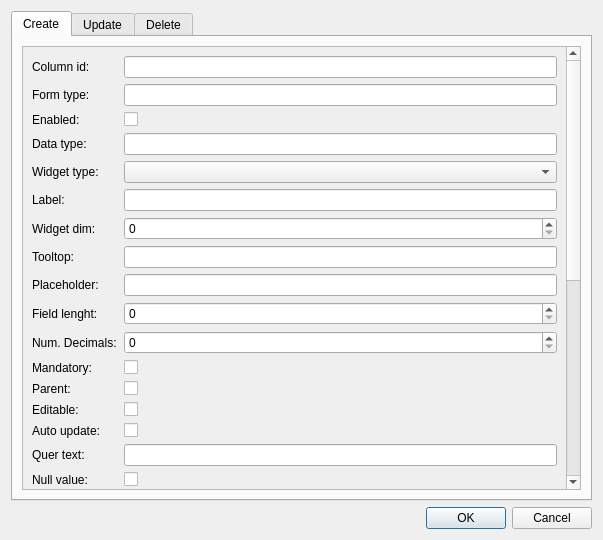
Before: the Qt Designer form ui/manage_addfields.ui in Giswater/giswater_qgis_plugin, drawn with Qt 5.
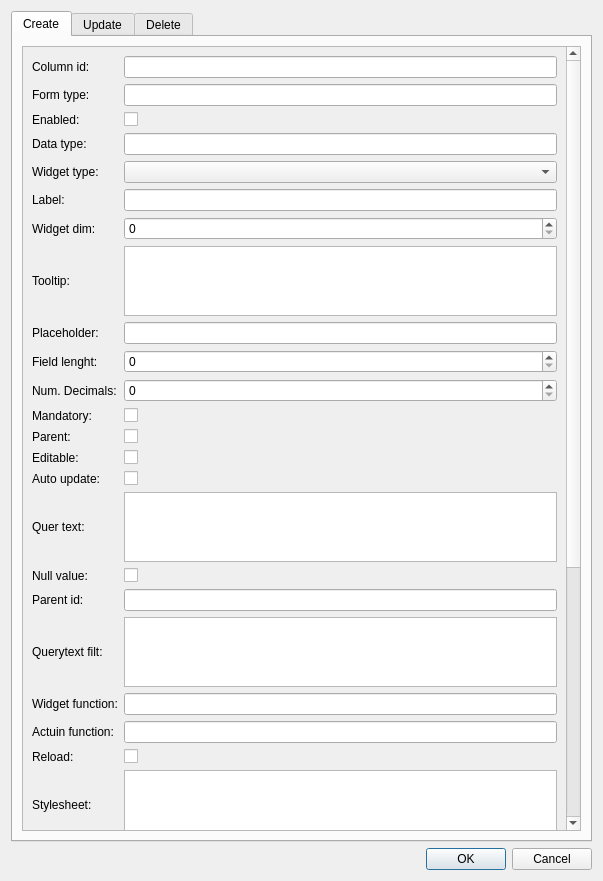
After: the same form once the commit is applied. The open tabs and pages were chosen to show the change.

Commit message: WIP import/export ui and add feature

```diff
--- a/ui/manage_addfields.ui
+++ b/ui/manage_addfields.ui
@@ -1,13 +1,13 @@
 <?xml version="1.0" encoding="UTF-8"?>
 <ui version="4.0">
- <class>main</class>
- <widget class="QDialog" name="main">
+ <class>tooltip</class>
+ <widget class="QDialog" name="tooltip">
   <property name="geometry">
    <rect>
     <x>0</x>
     <y>0</y>
     <width>603</width>
-    <height>540</height>
+    <height>881</height>
    </rect>
   </property>
   <property name="windowTitle">
@@ -48,7 +48,7 @@
    <item row="0" column="0">
     <widget class="QTabWidget" name="tab_add_fields">
      <property name="currentIndex">
-      <number>1</number>
+      <number>0</number>
      </property>
      <widget class="QWidget" name="Create">
       <attribute name="title">
@@ -64,276 +64,279 @@
           <property name="geometry">
            <rect>
             <x>0</x>
-            <y>-323</y>
+            <y>0</y>
             <width>542</width>
-            <height>768</height>
+            <height>1125</height>
            </rect>
           </property>
           <layout class="QGridLayout" name="gridLayout_9">
-           <item row="1" column="1">
-            <widget class="QLineEdit" name="column_id"/>
-           </item>
-           <item row="16" column="1">
+           <item row="17" column="1">
             <widget class="QCheckBox" name="isautoupdate">
              <property name="text">
               <string/>
              </property>
             </widget>
            </item>
-           <item row="6" column="1">
-            <widget class="QComboBox" name="widgettype"/>
-           </item>
-           <item row="13" column="0">
-            <widget class="QLabel" name="lbl_59">
-             <property name="text">
-              <string>Mandatory:</string>
-             </property>
-            </widget>
-           </item>
-           <item row="15" column="0">
-            <widget class="QLabel" name="lbl_56">
-             <property name="text">
-              <string>Editable:</string>
-             </property>
-            </widget>
-           </item>
-           <item row="8" column="1">
-            <widget class="QSpinBox" name="widgetdim"/>
-           </item>
-           <item row="11" column="0">
-            <widget class="QLabel" name="lbl_60">
-             <property name="text">
-              <string>Field lenght:</string>
-             </property>
-            </widget>
-           </item>
-           <item row="10" column="1">
-            <widget class="QLineEdit" name="placeholder"/>
-           </item>
-           <item row="11" column="1">
+           <item row="12" column="1">
             <widget class="QSpinBox" name="field_length"/>
            </item>
-           <item row="20" column="1">
-            <widget class="QLineEdit" name="dv_querytext_filterc"/>
-           </item>
            <item row="2" column="1">
             <widget class="QLineEdit" name="formtype"/>
            </item>
-           <item row="8" column="0">
-            <widget class="QLabel" name="lbl_61">
-             <property name="text">
-              <string>Widget dim:</string>
-             </property>
-            </widget>
-           </item>
            <item row="4" column="1">
             <widget class="QLineEdit" name="datatype"/>
            </item>
-           <item row="23" column="1">
+           <item row="26" column="1">
             <widget class="QLineEdit" name="action_function"/>
            </item>
-           <item row="24" column="0">
+           <item row="16" column="0">
+            <widget class="QLabel" name="lbl_56">
+             <property name="text">
+              <string>Editable:</string>
+             </property>
+            </widget>
+           </item>
+           <item row="27" column="0">
             <widget class="QLabel" name="lbl_75">
              <property name="text">
               <string>Reload:</string>
              </property>
             </widget>
            </item>
-           <item row="26" column="0">
-            <widget class="QLabel" name="lbl_77">
+           <item row="12" column="0">
+            <widget class="QLabel" name="lbl_60">
              <property name="text">
-              <string>Not update:</string>
+              <string>Field lenght:</string>
              </property>
             </widget>
            </item>
-           <item row="21" column="1">
-            <widget class="QLineEdit" name="widgetfunction"/>
+           <item row="8" column="0">
+            <widget class="QLabel" name="lbl_61">
+             <property name="text">
+              <string>Widget dim:</string>
+             </property>
+            </widget>
            </item>
-           <item row="4" column="0">
-            <widget class="QLabel" name="lbl_73">
+           <item row="14" column="0">
+            <widget class="QLabel" name="lbl_59">
              <property name="text">
-              <string>Data type:</string>
+              <string>Mandatory:</string>
              </property>
             </widget>
            </item>
-           <item row="29" column="0">
+           <item row="11" column="1">
+            <widget class="QLineEdit" name="placeholder"/>
+           </item>
+           <item row="1" column="1">
+            <widget class="QLineEdit" name="column_id"/>
+           </item>
+           <item row="8" column="1">
+            <widget class="QSpinBox" name="widgetdim"/>
+           </item>
+           <item row="6" column="1">
+            <widget class="QComboBox" name="widgettype"/>
+           </item>
+           <item row="35" column="0">
             <widget class="QLabel" name="lbl_80">
              <property name="text">
               <string>Editability:</string>
              </property>
             </widget>
            </item>
-           <item row="18" column="1">
-            <widget class="QCheckBox" name="dv_isnullvalue">
+           <item row="24" column="1">
+            <widget class="QLineEdit" name="widgetfunction"/>
+           </item>
+           <item row="6" column="0">
+            <widget class="QLabel" name="lbl_71">
              <property name="text">
+              <string>Widget type:</string>
+             </property>
+            </widget>
+           </item>
+           <item row="15" column="1">
+            <widget class="QCheckBox" name="isparent">
+             <property name="text">
               <string/>
              </property>
             </widget>
            </item>
-           <item row="12" column="1">
-            <widget class="QSpinBox" name="spinBox"/>
+           <item row="16" column="1">
+            <widget class="QCheckBox" name="iseditable">
+             <property name="text">
+              <string/>
+             </property>
+            </widget>
            </item>
-           <item row="28" column="0">
-            <widget class="QLabel" name="lbl_79">
+           <item row="30" column="0">
+            <widget class="QLabel" name="lbl_77">
              <property name="text">
-              <string>List filter param:</string>
+              <string>Not update:</string>
+             </property>
+            </widget>
+           </item>
+           <item row="11" column="0">
+            <widget class="QLabel" name="lbl_57">
+             <property name="text">
+              <string>Placeholder:</string>
+             </property>
+            </widget>
+           </item>
+           <item row="7" column="0">
+            <widget class="QLabel" name="lbl_72">
+             <property name="text">
+              <string>Label:</string>
+             </property>
+            </widget>
+           </item>
+           <item row="13" column="0">
+            <widget class="QLabel" name="lbl_58">
+             <property name="text">
+              <string>Num. Decimals:</string>
              </property>
             </widget>
            </item>
            <item row="21" column="0">
+            <widget class="QLabel" name="lbl_68">
+             <property name="text">
+              <string>Parent id:</string>
+             </property>
+            </widget>
+           </item>
+           <item row="3" column="0">
+            <widget class="QLabel" name="lbl_74">
+             <property name="text">
+              <string>Enabled:</string>
+             </property>
+            </widget>
+           </item>
+           <item row="22" column="0">
+            <widget class="QLabel" name="lbl_64">
+             <property name="text">
+              <string>Querytext filt:</string>
+             </property>
+            </widget>
+           </item>
+           <item row="27" column="1">
+            <widget class="QCheckBox" name="isreload">
+             <property name="text">
+              <string/>
+             </property>
+            </widget>
+           </item>
+           <item row="24" column="0">
             <widget class="QLabel" name="lbl_67">
              <property name="text">
               <string>Widget function:</string>
              </property>
             </widget>
            </item>
-           <item row="26" column="1">
+           <item row="30" column="1">
             <widget class="QCheckBox" name="isnotupdate">
              <property name="text">
               <string/>
              </property>
             </widget>
            </item>
-           <item row="19" column="0">
-            <widget class="QLabel" name="lbl_68">
-             <property name="text">
-              <string>Parent id:</string>
-             </property>
-            </widget>
-           </item>
-           <item row="16" column="0">
+           <item row="17" column="0">
             <widget class="QLabel" name="lbl_63">
              <property name="text">
               <string>Auto update:</string>
              </property>
             </widget>
            </item>
-           <item row="27" column="0">
+           <item row="33" column="0">
+            <widget class="QLabel" name="lbl_79">
+             <property name="text">
+              <string>List filter param:</string>
+             </property>
+            </widget>
+           </item>
+           <item row="15" column="0">
+            <widget class="QLabel" name="lbl_62">
+             <property name="text">
+              <string>Parent:</string>
+             </property>
+            </widget>
+           </item>
+           <item row="4" column="0">
+            <widget class="QLabel" name="lbl_73">
+             <property name="text">
+              <string>Data type:</string>
+             </property>
+            </widget>
+           </item>
+           <item row="18" column="0">
+            <widget class="QLabel" name="lbl_65">
+             <property name="text">
+              <string>Quer text:</string>
+             </property>
+            </widget>
+           </item>
+           <item row="21" column="1">
+            <widget class="QLineEdit" name="dv_parent_id"/>
+           </item>
+           <item row="31" column="0">
             <widget class="QLabel" name="lbl_76">
              <property name="text">
               <string>Typeahead:</string>
              </property>
             </widget>
            </item>
+           <item row="13" column="1">
+            <widget class="QSpinBox" name="spinBox"/>
+           </item>
            <item row="7" column="1">
             <widget class="QLineEdit" name="label"/>
            </item>
-           <item row="12" column="0">
-            <widget class="QLabel" name="lbl_58">
+           <item row="28" column="0">
+            <widget class="QLabel" name="lbl_78">
              <property name="text">
-              <string>Num. Decimals:</string>
-             </property>
-            </widget>
-           </item>
-           <item row="14" column="0">
-            <widget class="QLabel" name="lbl_62">
-             <property name="text">
-              <string>Parent:</string>
-             </property>
-            </widget>
-           </item>
-           <item row="10" column="0">
-            <widget class="QLabel" name="lbl_57">
-             <property name="text">
-              <string>Placeholder:</string>
+              <string>Stylesheet:</string>
              </property>
             </widget>
            </item>
            <item row="9" column="0">
             <widget class="QLabel" name="lbl_55">
              <property name="text">
-              <string>Tooltop:</string>
+              <string>Tooltip:</string>
              </property>
             </widget>
            </item>
-           <item row="17" column="0">
-            <widget class="QLabel" name="lbl_65">
+           <item row="20" column="1">
+            <widget class="QCheckBox" name="dv_isnullvalue">
              <property name="text">
-              <string>Quer text:</string>
+              <string/>
              </property>
             </widget>
            </item>
-           <item row="9" column="1">
-            <widget class="QLineEdit" name="tooltip"/>
-           </item>
-           <item row="27" column="1">
-            <widget class="QLineEdit" name="typeahead"/>
-           </item>
-           <item row="13" column="1">
+           <item row="14" column="1">
             <widget class="QCheckBox" name="ismandatory">
              <property name="text">
               <string/>
              </property>
             </widget>
            </item>
-           <item row="17" column="1">
-            <widget class="QLineEdit" name="dv_querytext"/>
-           </item>
-           <item row="25" column="0">
-            <widget class="QLabel" name="lbl_78">
+           <item row="2" column="0">
+            <widget class="QLabel" name="lbl_70">
              <property name="text">
-              <string>Style sheet:</string>
+              <string>Form type:</string>
              </property>
             </widget>
            </item>
-           <item row="6" column="0">
-            <widget class="QLabel" name="lbl_71">
+           <item row="26" column="0">
+            <widget class="QLabel" name="lbl_66">
              <property name="text">
-              <string>Widget type:</string>
-             </property>
-            </widget>
-           </item>
-           <item row="24" column="1">
-            <widget class="QCheckBox" name="isreload">
-             <property name="text">
-              <string/>
-             </property>
-            </widget>
-           </item>
-           <item row="3" column="0">
-            <widget class="QLabel" name="lbl_74">
-             <property name="text">
-              <string>Enabled:</string>
+              <string>Actuin function:</string>
              </property>
             </widget>
            </item>
            <item row="20" column="0">
-            <widget class="QLabel" name="lbl_64">
+            <widget class="QLabel" name="lbl_69">
              <property name="text">
-              <string>Querytext filt:</string>
+              <string>Null value:</string>
              </property>
             </widget>
            </item>
-           <item row="19" column="1">
-            <widget class="QLineEdit" name="dv_parent_id"/>
-           </item>
-           <item row="28" column="1">
-            <widget class="QLineEdit" name="listfilterparam"/>
-           </item>
-           <item row="14" column="1">
-            <widget class="QCheckBox" name="isparent">
-             <property name="text">
-              <string/>
-             </property>
-            </widget>
-           </item>
-           <item row="15" column="1">
-            <widget class="QCheckBox" name="iseditable">
-             <property name="text">
-              <string/>
-             </property>
-            </widget>
-           </item>
-           <item row="7" column="0">
-            <widget class="QLabel" name="lbl_72">
-             <property name="text">
-              <string>Label:</string>
-             </property>
-            </widget>
-           </item>
-           <item row="29" column="1">
-            <widget class="QLineEdit" name="editability"/>
-           </item>
            <item row="1" column="0">
             <widget class="QLabel" name="lbl_2">
              <property name="text">
@@ -341,20 +344,6 @@
              </property>
             </widget>
            </item>
-           <item row="18" column="0">
-            <widget class="QLabel" name="lbl_69">
-             <property name="text">
-              <string>Null value:</string>
-             </property>
-            </widget>
-           </item>
-           <item row="2" column="0">
-            <widget class="QLabel" name="lbl_70">
-             <property name="text">
-              <string>Form type:</string>
-             </property>
-            </widget>
-           </item>
            <item row="3" column="1">
             <widget class="QCheckBox" name="isenabled">
              <property name="text">
@@ -362,17 +351,25 @@
              </property>
             </widget>
            </item>
-           <item row="23" column="0">
-            <widget class="QLabel" name="lbl_66">
-             <property name="text">
-              <string>Actuin function:</string>
-             </property>
-            </widget>
+           <item row="9" column="1">
+            <widget class="QPlainTextEdit" name="plainTextEdit"/>
            </item>
-           <item row="25" column="1">
-            <widget class="QLineEdit" name="stylesheet"/>
+           <item row="18" column="1">
+            <widget class="QPlainTextEdit" name="dv_querytext"/>
            </item>
-           <item row="30" column="0" colspan="2">
+           <item row="28" column="1">
+            <widget class="QPlainTextEdit" name="stylesheet"/>
+           </item>
+           <item row="22" column="1">
+            <widget class="QPlainTextEdit" name="dv_querytext_filterc"/>
+           </item>
+           <item row="33" column="1">
+            <widget class="QPlainTextEdit" name="listfilterparam"/>
+           </item>
+           <item row="31" column="1">
+            <widget class="QPlainTextEdit" name="typeahead"/>
+           </item>
+           <item row="37" column="0" colspan="2">
             <widget class="QGroupBox" name="group_current_addfields">
              <property name="title">
               <string>Current addfields</string>
@@ -384,6 +381,9 @@
              </layout>
             </widget>
            </item>
+           <item row="35" column="1">
+            <widget class="QPlainTextEdit" name="editability"/>
+           </item>
           </layout>
          </widget>
         </widget>
```
The commit also changes 3 other files.
